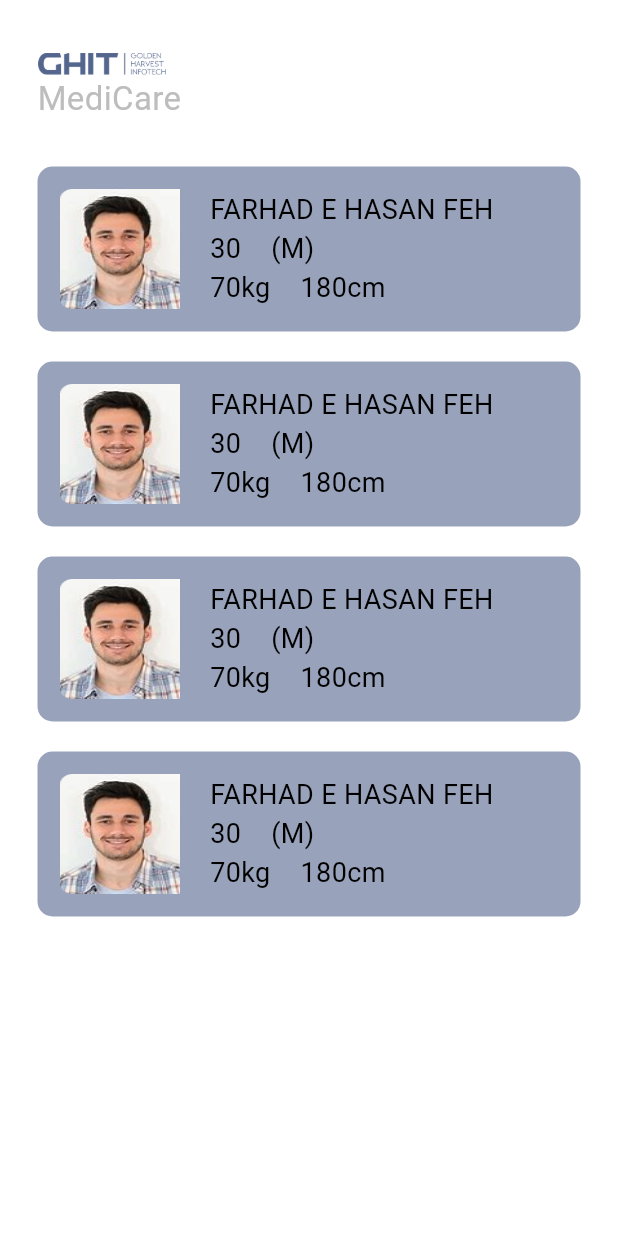
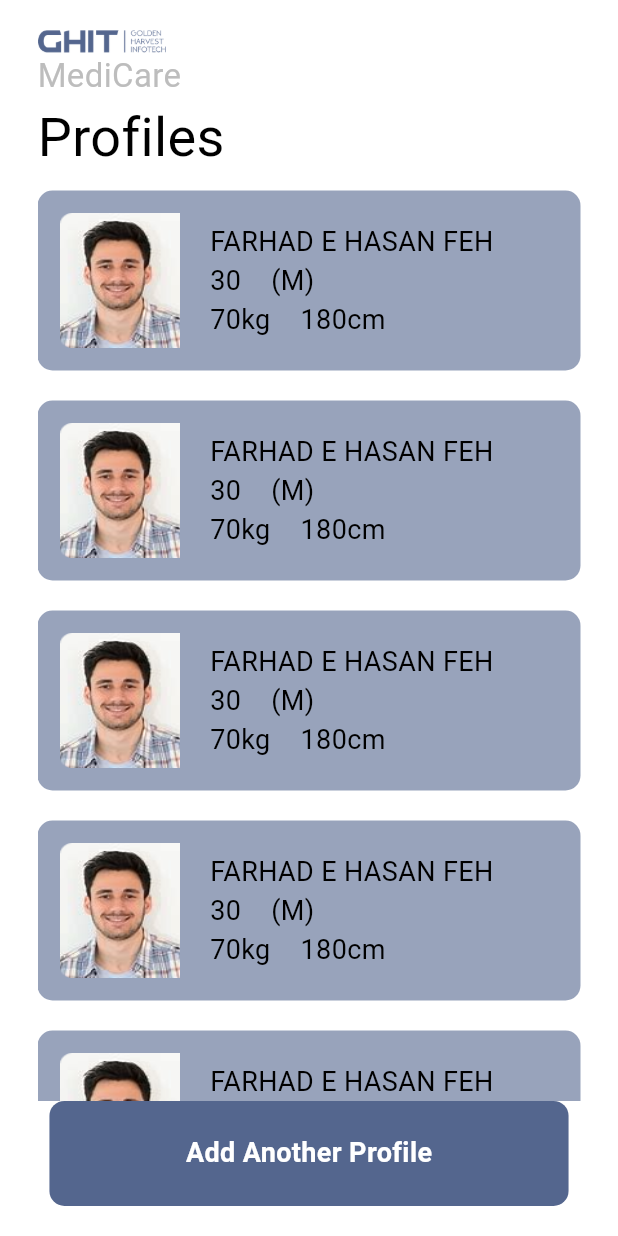
Before and after one commit to tamimforazi/medicine_reminder_app, a Flutter app: the ProfileScreen screen opened directly, on a phone screen of 412 x 824 dp. Run offline on Flutter 3.47's test engine with Material 3 defaults, Android fonts, the phone set to English and light mode, and no system bars; drawn by our look-alikes of flutter_slidable.

Commit message:
some changes in profile screen

```diff
--- a/lib/screens/profile_screen.dart
+++ b/lib/screens/profile_screen.dart
@@ -1,6 +1,8 @@
 import 'package:flutter/material.dart';
 import 'package:flutter_slidable/flutter_slidable.dart';
+import 'package:medicine_reminder_app/components/add_another_profile_button.dart';
 import 'package:medicine_reminder_app/const/constant.dart';
+import 'package:medicine_reminder_app/screens/profile_setup_screen.dart';
 
 class ProfileScreen extends StatelessWidget {
   const ProfileScreen({super.key});
@@ -18,7 +20,7 @@ class ProfileScreen extends StatelessWidget {
                 child: Column(
                   crossAxisAlignment: CrossAxisAlignment.start,
                   children: [
-                    SizedBox(height: 35),
+                    SizedBox(height: 20),
                     Image(
                       height: 15,
                       image: AssetImage("images/logo 1.png"),
@@ -28,15 +30,21 @@ class ProfileScreen extends StatelessWidget {
                       style: TextStyle(
                           color: AppColors.subtitleColor, fontSize: 22),
                     ),
-                    SizedBox(height: 20),
+                    Text(
+                      "Profiles",
+                      style: TextStyle(color: Colors.black, fontSize: 36),
+                    ),
                     Expanded(
                       child: ListView(
-                        children: List.generate(4, (index) {
+                        children: List.generate(
+                          6,
+                          (index) {
                             return Slidable(
                               key: ValueKey(index),
                               endActionPane: ActionPane(
                                 motion: const ScrollMotion(),
-                              dismissible: DismissiblePane(onDismissed: () {}),
+                                dismissible:
+                                    DismissiblePane(onDismissed: () {}),
                                 children: [
                                   SlidableAction(
                                     onPressed: (context) {},
@@ -59,13 +67,13 @@ class ProfileScreen extends StatelessWidget {
                                   children: [
                                     Container(
                                       width: 80,
-                                    height: 80,
+                                      height: 90,
                                       decoration: BoxDecoration(
                                         shape: BoxShape.rectangle,
                                         image: DecorationImage(
                                           fit: BoxFit.fill,
-                                        image:
-                                            AssetImage("images/Mask group.png"),
+                                          image: AssetImage(
+                                              "images/Mask group.png"),
                                         ),
                                       ),
                                     ),
@@ -122,10 +130,23 @@ class ProfileScreen extends StatelessWidget {
                                 ),
                               ),
                             );
-                        }),
+                          },
+                        ),
                       ),
                     ),
                   ],
+                ),
+              ),
+              Padding(
+                padding: const EdgeInsets.only(bottom: 20.0),
+                child: AddAnotherProfileButton(
+                  title: "Add Another Profile",
+                  onPress: () => Navigator.pushReplacement(
+                    context,
+                    MaterialPageRoute(
+                      builder: (context) => ProfileSetupScreen(),
+                    ),
+                  ),
                 ),
               ),
             ],
```
Lines whose indentation alone changed are shown as unchanged.
